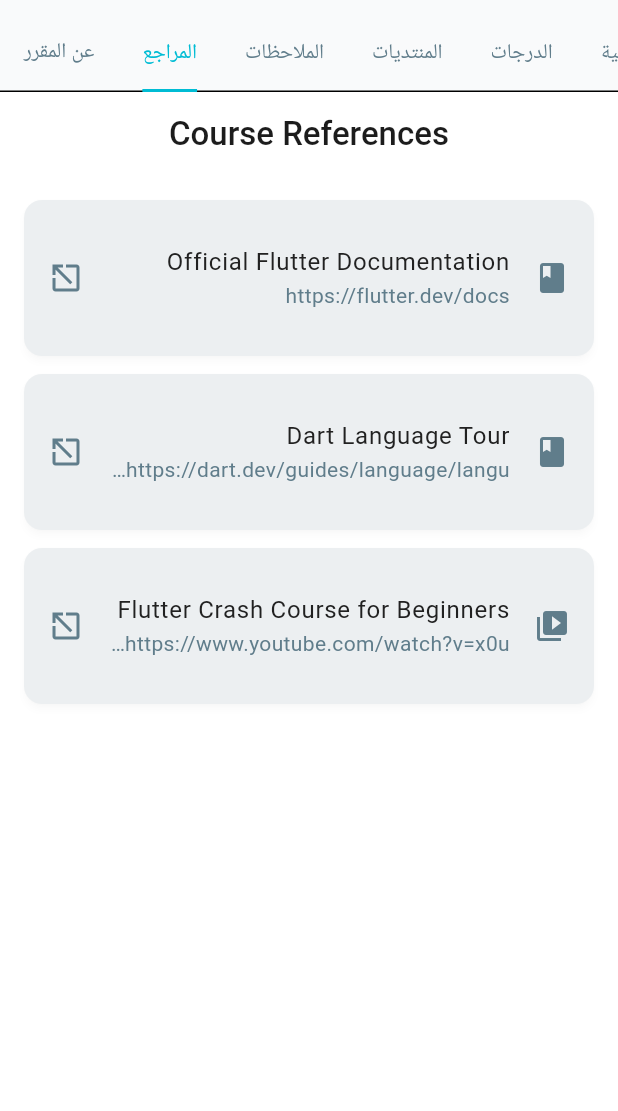
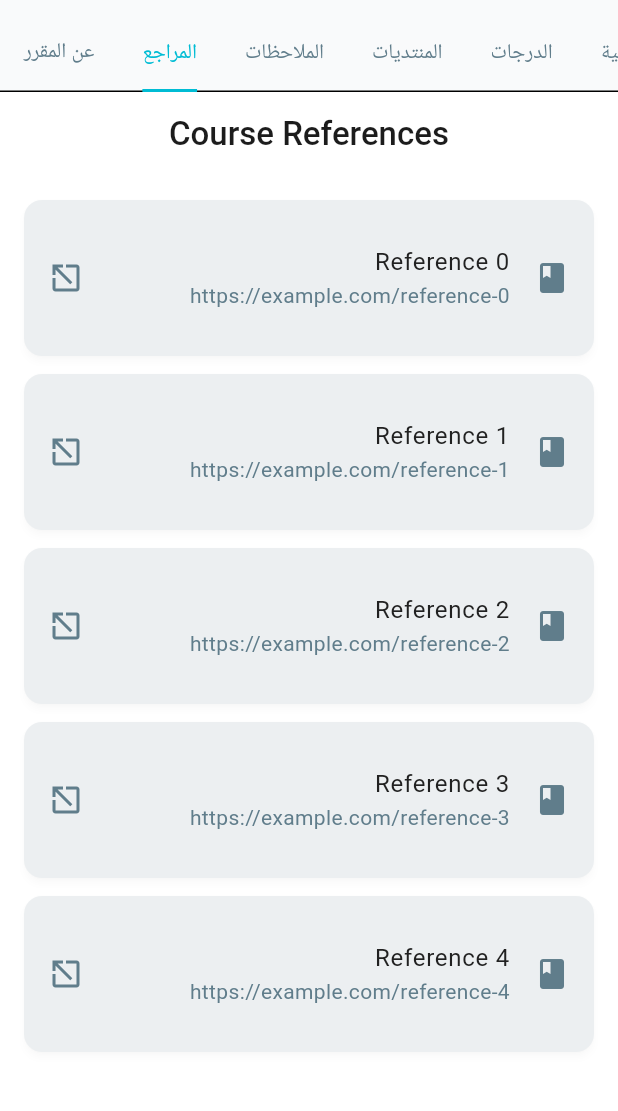
Before and after one commit to Aboud-KHalaf/Tatbeeqi-, a Flutter app: the CourseOverviewScreen screen opened by its route, tab 5 chosen, on a phone screen of 412 x 824 dp, the part 64-1175 px from its top. Run offline on Flutter 3.47's test engine with Material 3 defaults, Android fonts, the phone set to English and light mode, and no system bars; our stand-ins replace bloc, dartz, equatable, firebase_core, firebase_messaging, flutter_bloc and 13 more; accounts and stored records are empty.

Commit message:
feat(referances): refactor the code of referances feature and create its own table in supabase

```diff
--- a/lib/features/courses_content/presentation/screens/course_overview_screen.dart
+++ b/lib/features/courses_content/presentation/screens/course_overview_screen.dart
@@ -1,7 +1,7 @@
 import 'package:flutter/material.dart';
 import 'package:tatbeeqi/features/courses_details.dart/presentation/about_course_page.dart';
 
-import 'package:tatbeeqi/features/references/presentation/screens/references_page.dart';
+import 'package:tatbeeqi/features/references/presentation/views/references_view.dart';
 import 'package:tatbeeqi/features/courses_content/presentation/widgets/course_overview_body.dart';
 import 'package:tatbeeqi/features/courses_content/presentation/widgets/custom_course_content_app_bar_widget.dart';
 import 'package:tatbeeqi/features/forums/presentation/screens/forums_page.dart';
@@ -49,7 +49,7 @@
           const GradesPage(),
           const ForumsPage(),
           const NotesView(courseId: "1"),
-          const ReferencesPage(),
+          const ReferencesView(),
           const AboutCoursePage(),
         ],
       ),
--- a/lib/features/courses_details.dart/presentation/about_course_page.dart
+++ b/lib/features/courses_details.dart/presentation/about_course_page.dart
@@ -3,7 +3,7 @@
 import 'package:tatbeeqi/features/courses_details.dart/data/datasources/mock_course_details_datasource.dart';
 import 'package:tatbeeqi/features/courses_details.dart/data/course_details_repository_impl.dart';
 import 'package:tatbeeqi/features/courses_details.dart/domain/entities/course_details.dart';
-import 'package:tatbeeqi/features/courses_details.dart/domain/fetch_course_details_use_case.dart';
+import 'package:tatbeeqi/features/courses_details.dart/domain/use_cases/fetch_course_details_use_case.dart';
 
 class AboutCoursePage extends StatelessWidget {
   const AboutCoursePage({super.key});
@@ -12,7 +12,8 @@
   Widget build(BuildContext context) {
     final dataSource = MockCourseDetailsDataSource();
     final repository = CourseDetailsRepositoryImpl(dataSource);
-    final fetchDetailsUseCase = FetchCourseDetailsUseCase(repository);
+
+  final fetchDetailsUseCase = FetchCourseDetailsUseCase(repository);
 
     return Scaffold(
       appBar: AppBar(
--- a/lib/features/courses_content/data/datasources/mock_references_datasource.dart
+++ b/lib/features/references/data/datasources/mock_references_datasource.dart
@@ -1,22 +1,22 @@
 import 'package:tatbeeqi/features/references/data/models/reference_model.dart';
 
-class MockReferencesDataSource {
+class ReferencesDataSource {
   final List<ReferenceModel> references = [
-    ReferenceModel(
+    const ReferenceModel(
       id: '1',
       courseId: '1',
       title: 'Official Flutter Documentation',
       url: 'https://flutter.dev/docs',
       type: 'documentation',
     ),
-    ReferenceModel(
+    const ReferenceModel(
       id: '2',
       courseId: '1',
       title: 'Dart Language Tour',
       url: 'https://dart.dev/guides/language/language-tour',
       type: 'documentation',
     ),
-    ReferenceModel(
+    const ReferenceModel(
       id: '3',
       courseId: '1',
       title: 'Flutter Crash Course for Beginners',
--- a/lib/features/references/data/models/reference_model.dart
+++ b/lib/features/references/data/models/reference_model.dart
@@ -13,7 +13,7 @@
   factory ReferenceModel.fromJson(Map<String, dynamic> json) {
     return ReferenceModel(
       id: json['id'],
-      courseId: json['courseId'],
+      courseId: json['course_id'],
       title: json['title'],
       url: json['url'],
       type: json['type'],
@@ -23,7 +23,7 @@
   Map<String, dynamic> toJson() {
     return {
       'id': id,
-      'courseId': courseId,
+      'course_id': courseId,
       'title': title,
       'url': url,
       'type': type,
--- a/lib/features/references/data/repositories/references_repository_impl.dart
+++ b/lib/features/references/data/repositories/references_repository_impl.dart
@@ -1,16 +1,16 @@
-import 'package:tatbeeqi/features/courses_content/data/datasources/mock_references_datasource.dart';
+import 'package:dartz/dartz.dart';
+import 'package:tatbeeqi/core/error/failures.dart';
+import 'package:tatbeeqi/features/references/data/datasources/mock_references_datasource.dart';
 import 'package:tatbeeqi/features/references/domain/entities/reference.dart';
 import 'package:tatbeeqi/features/references/domain/repositories/references_repository.dart';
 
 class ReferencesRepositoryImpl implements ReferencesRepository {
-  final MockReferencesDataSource dataSource;
+  final ReferencesDataSource dataSource;
 
   ReferencesRepositoryImpl(this.dataSource);
 
   @override
-  Future<List<Reference>> fetchReferences(String courseId) async {
-    return dataSource.references
-        .where((reference) => reference.courseId == courseId)
-        .toList();
+     Future<Either<Failure,List<Reference>>> fetchReferences(String courseId) async {
+     throw Exception();
   }
 }
--- a/lib/features/references/domain/repositories/references_repository.dart
+++ b/lib/features/references/domain/repositories/references_repository.dart
@@ -1,5 +1,7 @@
+import 'package:dartz/dartz.dart';
+import 'package:tatbeeqi/core/error/failures.dart';
 import 'package:tatbeeqi/features/references/domain/entities/reference.dart';
 
 abstract class ReferencesRepository {
-  Future<List<Reference>> fetchReferences(String courseId);
+  Future<Either<Failure,List<Reference>>> fetchReferences(String courseId);
 }
--- a/lib/features/references/domain/use_cases/fetch_references_use_case.dart
+++ b/lib/features/references/domain/use_cases/fetch_references_use_case.dart
@@ -1,12 +1,16 @@
+import 'package:dartz/dartz.dart';
+import 'package:tatbeeqi/core/error/failures.dart';
+import 'package:tatbeeqi/core/usecases/usecase.dart';
 import 'package:tatbeeqi/features/references/domain/entities/reference.dart';
 import 'package:tatbeeqi/features/references/domain/repositories/references_repository.dart';
 
-class FetchReferencesUseCase {
+class FetchReferencesUseCase extends UseCase<List<Reference>,String>{
   final ReferencesRepository repository;
 
   FetchReferencesUseCase(this.repository);
 
-  Future<List<Reference>> call(String courseId) {
-    return repository.fetchReferences(courseId);
-  }
+@override
+Future<Either<Failure, List<Reference>>> call(String courseId) {
+  return repository.fetchReferences(courseId);
 }
+}
--- a/lib/features/references/presentation/screens/references_page.dart
+++ b/lib/features/references/presentation/views/references_view.dart
@@ -1,19 +1,14 @@
 import 'package:flutter/material.dart';
-import 'package:tatbeeqi/features/courses_content/data/datasources/mock_references_datasource.dart';
-import 'package:tatbeeqi/features/references/data/repositories/references_repository_impl.dart';
 import 'package:tatbeeqi/features/references/domain/entities/reference.dart';
-import 'package:tatbeeqi/features/references/domain/use_cases/fetch_references_use_case.dart';
 
 import 'package:url_launcher/url_launcher.dart';
 
-class ReferencesPage extends StatelessWidget {
-  const ReferencesPage({super.key});
+class ReferencesView extends StatelessWidget {
+  const ReferencesView({super.key});
 
   @override
   Widget build(BuildContext context) {
-    final dataSource = MockReferencesDataSource();
-    final repository = ReferencesRepositoryImpl(dataSource);
-    final fetchReferencesUseCase = FetchReferencesUseCase(repository);
+
 
     return Scaffold(
       appBar: AppBar(
@@ -22,22 +17,11 @@
         backgroundColor: Colors.transparent,
         foregroundColor: Theme.of(context).colorScheme.onSurface,
       ),
-      body: FutureBuilder<List<Reference>>(
-        future: fetchReferencesUseCase('1'), // Mock course ID
-        builder: (context, snapshot) {
-          if (snapshot.connectionState == ConnectionState.waiting) {
-            return const Center(child: CircularProgressIndicator());
-          } else if (snapshot.hasError) {
-            return Center(child: Text('Error: ${snapshot.error}'));
-          } else if (!snapshot.hasData || snapshot.data!.isEmpty) {
-            return const Center(child: Text('No references found.'));
-          } else {
-            final references = snapshot.data!;
-            return ListView.builder(
+      body:  ListView.builder(
               padding: const EdgeInsets.all(16.0),
-              itemCount: references.length,
+              itemCount: 5,
               itemBuilder: (context, index) {
-                final reference = references[index];
+                final reference =   Reference(id: "1", courseId: "1", title: "Reference $index", url: "https://example.com/reference-$index", type: "documentation");
                 return Card(
                   margin: const EdgeInsets.only(bottom: 12),
                   elevation: 2,
@@ -58,13 +42,11 @@
                     },
                   ),
                 );
-              },
+              },),
             );
           }
-        },
-      ),
-    );
-  }
+        }
+
 
   IconData _getIconForType(String type) {
     switch (type) {
@@ -76,4 +58,3 @@
         return Icons.link;
     }
   }
-}
```
Also changed, not shown: lib/features/notifications/data/datasources/notifications_remote_datasource.dart (+1 -29 lines).
